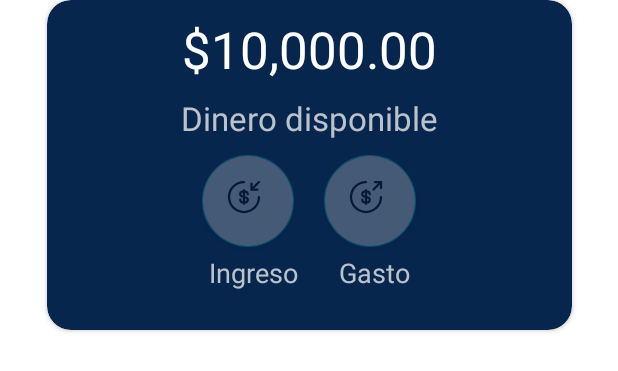
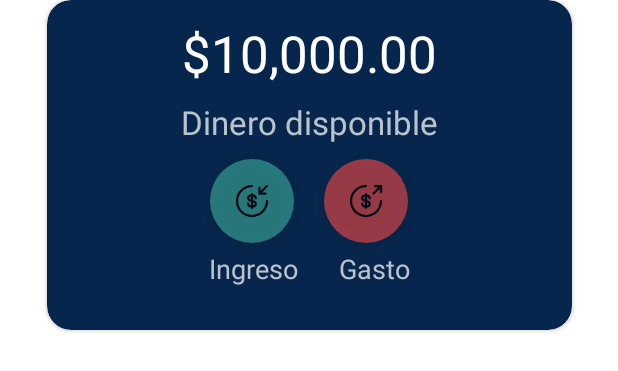
Before and after one commit to osmar-jzdev/budget-wise-android, an Android app: the layout fragment_dashboard.xml on its own in the app's theme, with its tools: preview values and no code run, on a phone screen of 412 x 824 dp. Shown: the top 371 px of the screen. Run offline under Robolectric (Android 15) with nearby library versions, the phone set to English and light mode, and no system bars.

Commit message:
update style theme colors

```diff
--- a/app/src/main/res/layout/fragment_dashboard.xml
+++ b/app/src/main/res/layout/fragment_dashboard.xml
@@ -17,11 +17,12 @@
             android:layout_height="220dp"
             android:layout_gravity="center"
             android:focusable="true"
+            app:cardElevation="2dp"
             app:layout_constraintEnd_toEndOf="parent"
             app:layout_constraintHorizontal_bias="0.5"
             app:layout_constraintStart_toStartOf="parent"
             app:layout_constraintTop_toTopOf="parent"
-            card_view:cardBackgroundColor="#07264D"
+            card_view:cardBackgroundColor="@color/blue_strong"
             card_view:cardCornerRadius="16dp">
 
             <LinearLayout
@@ -32,6 +33,7 @@
                 android:orientation="vertical">
 
                 <TextView
+                    android:id="@+id/txtViewAmountMoney"
                     android:layout_width="wrap_content"
                     android:layout_height="54dp"
                     android:text="@string/val_money"
@@ -44,7 +46,7 @@
                     android:layout_height="wrap_content"
                     android:text="@string/available_money"
                     android:textAppearance="@style/TextAppearance.AppCompat.Large"
-                    android:textColor="#BAC2CC"
+                    android:textColor="@color/gray"
                     app:fontFamily="sans-serif" />
 
                 <LinearLayout
@@ -56,32 +58,34 @@
 
                     <com.google.android.material.floatingactionbutton.FloatingActionButton
                         android:id="@+id/btn_add_income"
-                        android:layout_width="235dp"
-                        android:layout_height="61dp"
-                        android:alpha="0.25"
-                        android:backgroundTint="#FFFFFF"
+                        android:layout_width="wrap_content"
+                        android:layout_height="match_parent"
+                        android:layout_margin="10dp"
+                        android:layout_marginLeft="10dp"
+                        android:layout_marginTop="10dp"
+                        android:layout_marginRight="10dp"
+                        android:layout_marginBottom="10dp"
+                        android:alpha="0.65"
+                        android:backgroundTint="@color/green"
                         android:contentDescription="@string/expense"
-                        android:src="@drawable/ic_income"
-                        android:layout_margin="10dp"
-                        android:layout_marginTop="10dp"
-                        android:layout_marginBottom="10dp"
-                        android:layout_marginRight="10dp"
-                        android:layout_marginLeft="10dp"/>
+                        app:borderWidth="0dp"
+                        app:srcCompat="@drawable/ic_income" />
 
 
                     <com.google.android.material.floatingactionbutton.FloatingActionButton
                         android:id="@+id/btn_add_expense"
-                        android:layout_width="235dp"
-                        android:layout_height="61dp"
-                        android:alpha="0.25"
-                        android:backgroundTint="#FFFFFF"
+                        android:layout_width="wrap_content"
+                        android:layout_height="wrap_content"
+                        android:layout_margin="10dp"
+                        android:layout_marginLeft="10dp"
+                        android:layout_marginTop="10dp"
+                        android:layout_marginRight="10dp"
+                        android:layout_marginBottom="10dp"
+                        android:alpha="0.65"
+                        android:backgroundTint="@color/red"
                         android:contentDescription="@string/income"
-                        android:src="@drawable/ic_expense"
-                        android:layout_margin="10dp"
-                        android:layout_marginTop="10dp"
-                        android:layout_marginBottom="10dp"
-                        android:layout_marginRight="10dp"
-                        android:layout_marginLeft="10dp"/>
+                        app:borderWidth="0dp"
+                        app:srcCompat="@drawable/ic_expense" />
 
                 </LinearLayout>
 
@@ -99,7 +103,7 @@
                         android:layout_marginBottom="10dp"
                         android:text="@string/income"
                         android:textAppearance="@style/TextAppearance.AppCompat.Medium"
-                        android:textColor="#BAC2CC"
+                        android:textColor="@color/gray"
                         app:fontFamily="sans-serif" />
 
                     <TextView
@@ -109,7 +113,7 @@
                         android:layout_marginBottom="10dp"
                         android:text="@string/expense"
                         android:textAppearance="@style/TextAppearance.AppCompat.Medium"
-                        android:textColor="#BAC2CC"
+                        android:textColor="@color/gray"
                         app:fontFamily="sans-serif" />
 
                 </LinearLayout>
--- a/app/src/main/res/values/colors.xml
+++ b/app/src/main/res/values/colors.xml
@@ -7,4 +7,9 @@
     <color name="teal_700">#FF018786</color>
     <color name="black">#FF000000</color>
     <color name="white">#FFFFFFFF</color>
+    <color name="blue_main">#177DFF</color>
+    <color name="blue_strong">#07264D</color>
+    <color name="red">#E44848</color>
+    <color name="green">#39A798</color>
+    <color name="gray">#BAC2CC</color>
 </resources>
--- a/app/src/main/res/values/themes.xml
+++ b/app/src/main/res/values/themes.xml
@@ -1,16 +1,21 @@
 <resources xmlns:tools="http://schemas.android.com/tools">
     <!-- Base application theme. -->
     <style name="Theme.BudgetWise" parent="Theme.MaterialComponents.DayNight.DarkActionBar">
-        <!-- Primary brand color. -->
+        <!-- Primary brand color.
         <item name="colorPrimary">@color/purple_500</item>
         <item name="colorPrimaryVariant">@color/purple_700</item>
-        <item name="colorOnPrimary">@color/white</item>
-        <!-- Secondary brand color. -->
+        <item name="colorOnPrimary">@color/white</item> -->
+        <!-- Secondary brand color.
         <item name="colorSecondary">@color/teal_200</item>
         <item name="colorSecondaryVariant">@color/teal_700</item>
-        <item name="colorOnSecondary">@color/black</item>
-        <!-- Status bar color. -->
-        <item name="android:statusBarColor" tools:targetApi="l">?attr/colorPrimaryVariant</item>
+        <item name="colorOnSecondary">@color/black</item> -->
+        <!-- Status bar color.
+        <item name="android:statusBarColor" tools:targetApi="l">?attr/colorPrimaryVariant</item> -->
         <!-- Customize your theme here. -->
+        <!-- Primary brand color. -->
+        <item name="colorPrimary">@color/blue_main</item>
+        <item name="colorPrimaryVariant">@color/blue_main</item>
+        <item name="colorOnPrimary">@color/blue_main</item>
+        <!-- Secondary brand color. -->
     </style>
 </resources>
```
